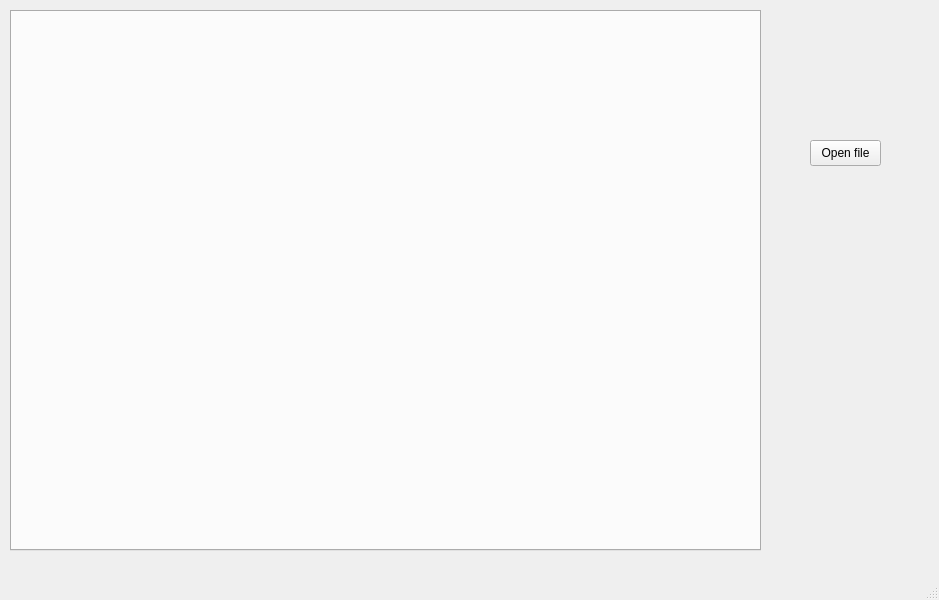
MoonlightEnjoyer/LogFilter, file LogFilter/mainwindow.ui: the form before one commit.
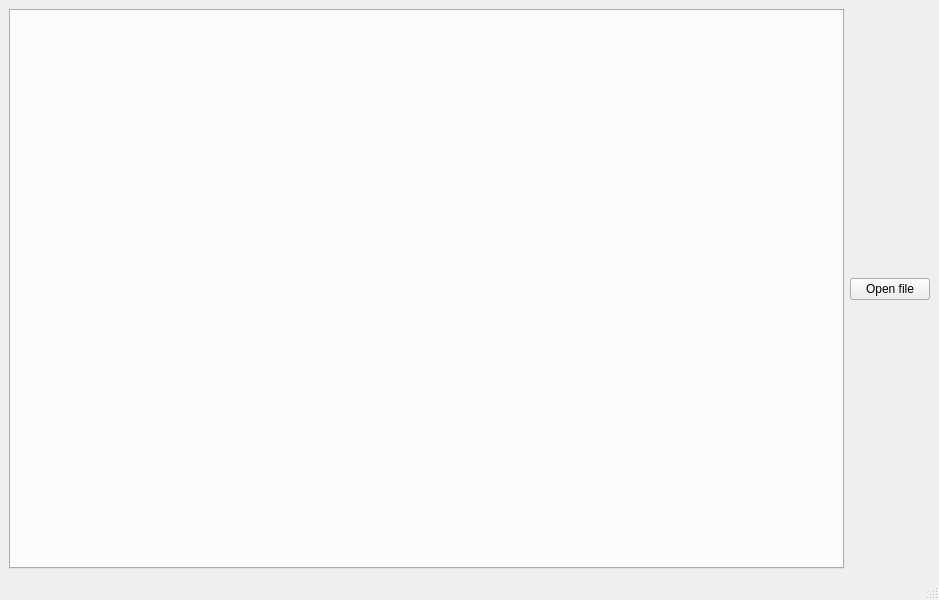
The form after the commit.

What changed in the file:
```diff
--- a/LogFilter/mainwindow.ui
+++ b/LogFilter/mainwindow.ui
@@ -35,15 +35,9 @@
    <property name="autoFillBackground">
     <bool>true</bool>
    </property>
+   <layout class="QGridLayout" name="gridLayout">
+    <item row="0" column="0">
    <widget class="QTabWidget" name="tabWidget">
-    <property name="geometry">
-     <rect>
-      <x>10</x>
-      <y>10</y>
-      <width>751</width>
-      <height>541</height>
-     </rect>
-    </property>
     <property name="autoFillBackground">
      <bool>false</bool>
     </property>
@@ -51,19 +45,15 @@
      <number>-1</number>
     </property>
    </widget>
+    </item>
+    <item row="0" column="1">
    <widget class="QPushButton" name="openFileButton">
-    <property name="geometry">
-     <rect>
-      <x>810</x>
-      <y>140</y>
-      <width>71</width>
-      <height>26</height>
-     </rect>
-    </property>
     <property name="text">
      <string>Open file</string>
     </property>
    </widget>
+    </item>
+   </layout>
   </widget>
   <widget class="QMenuBar" name="menubar">
    <property name="geometry">
```
Lines whose indentation alone changed are shown as unchanged.
